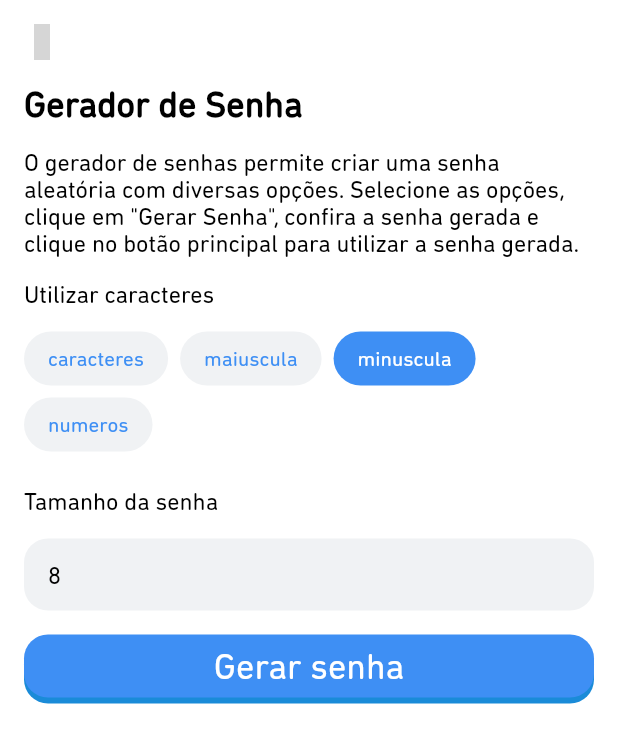
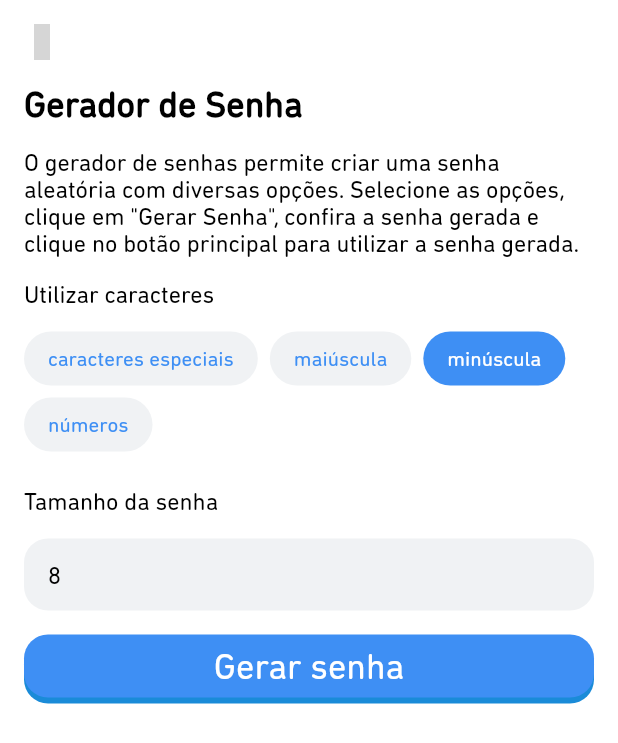
Before and after one commit to csbs1985/segura_app, a Flutter app: the GeradorSenhaModal screen opened directly with empty values, on a phone screen of 412 x 824 dp. Shown: the top 743 px of the screen. Run offline on Flutter 3.47's test engine with Material 2 defaults, Android fonts, the phone set to English and light mode, and no system bars; our stand-ins replace cloud_firestore, firebase_auth, firebase_core, firebase_ui_firestore, flutter_svg, go_router and 6 more; missing offline and left inert: favicon, skeleton_animation; accounts and stored records are empty; network calls fail; grey boxes are pictures that could not be loaded.

Commit message:
[GeradorSenhaPage] criar, página para gerar senha e copiar e usar em outros lugares

```diff
--- a/lib/class/gerador_senha_class.dart
+++ b/lib/class/gerador_senha_class.dart
@@ -9,17 +9,24 @@ class GerarSenhaModel {
 }
 
 final List<GerarSenhaModel> listaGeradorSenha = [
-  GerarSenhaModel(value: 'caracteres', texto: GerarSenhaEnum.CARACTERES.value),
-  GerarSenhaModel(value: 'maiuscula', texto: GerarSenhaEnum.MAIUSCULA.value),
-  GerarSenhaModel(value: 'minuscula', texto: GerarSenhaEnum.MINUSCULA.value),
-  GerarSenhaModel(value: 'numeros', texto: GerarSenhaEnum.NUMEROS.value),
+  GerarSenhaModel(
+      value: GerarSenhaEnum.CARACTERES.name,
+      texto: GerarSenhaEnum.CARACTERES.value),
+  GerarSenhaModel(
+      value: GerarSenhaEnum.MAIUSCULA.name,
+      texto: GerarSenhaEnum.MAIUSCULA.value),
+  GerarSenhaModel(
+      value: GerarSenhaEnum.MINUSCULA.name,
+      texto: GerarSenhaEnum.MINUSCULA.value),
+  GerarSenhaModel(
+      value: GerarSenhaEnum.NUMEROS.name, texto: GerarSenhaEnum.NUMEROS.value),
 ];
 
 enum GerarSenhaEnum {
-  CARACTERES('caracteres'),
-  MAIUSCULA('maiuscula'),
-  MINUSCULA('minuscula'),
-  NUMEROS('numeros');
+  CARACTERES('caracteres especiais'),
+  MAIUSCULA('maiúscula'),
+  MINUSCULA('minúscula'),
+  NUMEROS('números');
 
   final String value;
   const GerarSenhaEnum(this.value);
--- a/lib/class/senha_class.dart
+++ b/lib/class/senha_class.dart
@@ -1,6 +1,7 @@
 import 'dart:math';
 import 'package:favicon/favicon.dart';
 import 'package:flutter/material.dart';
+import 'package:flutter/services.dart';
 import 'package:intl/intl.dart';
 import 'package:senha_app/class/gerador_senha_class.dart';
 import 'package:senha_app/class/toast_class.dart';
@@ -64,13 +65,13 @@ class SenhaClass {
     final random = Random();
     String caracteresPermitidos = '';
 
-    if (listaSelecionado.contains(GerarSenhaEnum.CARACTERES.value))
+    if (listaSelecionado.contains(GerarSenhaEnum.CARACTERES.name))
       caracteresPermitidos += caracteres;
-    if (listaSelecionado.contains(GerarSenhaEnum.MAIUSCULA.value))
+    if (listaSelecionado.contains(GerarSenhaEnum.MAIUSCULA.name))
       caracteresPermitidos += maiuscula;
-    if (listaSelecionado.contains(GerarSenhaEnum.MINUSCULA.value))
+    if (listaSelecionado.contains(GerarSenhaEnum.MINUSCULA.name))
       caracteresPermitidos += minuscula;
-    if (listaSelecionado.contains(GerarSenhaEnum.NUMEROS.value))
+    if (listaSelecionado.contains(GerarSenhaEnum.NUMEROS.name))
       caracteresPermitidos += numeros;
 
     String senha = '';
@@ -139,7 +140,6 @@ class SenhaClass {
       for (var item in listaSenha) await _senhaFirestore.toggleSenhaFalse(item);
       Navigator.of(context).pop();
     } catch (e) {
-      print(e);
       _toastClass.abrirToast(
         context: context,
         estilo: SenhaEnum.ERRO.value,
@@ -147,4 +147,13 @@ class SenhaClass {
       );
     }
   }
+
+  void copiarSenha(BuildContext context, String texto) {
+    Clipboard.setData(ClipboardData(text: texto));
+    _toastClass.abrirToast(
+      context: context,
+      estilo: SenhaEnum.SUCESSO.value,
+      texto: SENHA_COPIADA,
+    );
+  }
 }
--- a/lib/modal/gerador_senha_modal.dart
+++ b/lib/modal/gerador_senha_modal.dart
@@ -35,7 +35,7 @@ class _GeradorSenhaModalState extends State<GeradorSenhaModal>
   String senhaGerada = "";
   String tamanho = "8";
   bool isSelecionado = true;
-  List<String> listaSelecionado = [GerarSenhaEnum.MINUSCULA.value];
+  List<String> listaSelecionado = [GerarSenhaEnum.MINUSCULA.name];
 
   final double _height = 16;
 
--- a/lib/modal/lixeira_modal.dart
+++ b/lib/modal/lixeira_modal.dart
@@ -44,7 +44,7 @@ class _LixeiraModalState extends State<LixeiraModal> {
                 children: [
                   const SubtituloText(texto: LIXEIRA),
                   const SizedBox(height: 16),
-                  const TextoText(texto: LIXEIRA_OPCOES),
+                  const TextoText(texto: RESULTADO_VAZIO),
                   const SizedBox(height: 16),
                   if (widget._idSenha != null)
                     Column(
@@ -66,6 +66,8 @@ class _LixeiraModalState extends State<LixeiraModal> {
                         const SizedBox(height: 4),
                       ],
                     ),
+                  Column(
+                    children: [
                       ModalButton(
                         texto: LIXEIRA_RESTAURAR,
                         icone: UniconsLine.history,
@@ -81,6 +83,8 @@ class _LixeiraModalState extends State<LixeiraModal> {
                       ),
                     ],
                   ),
+                ],
+              ),
             ),
           );
         });
--- a/lib/page/drawer_page.dart
+++ b/lib/page/drawer_page.dart
@@ -50,7 +50,7 @@ class _DrawerPageState extends State<DrawerPage> {
               ),
               const SizedBox(height: 4),
               ListaButton(
-                texto: SENHA_GERAR,
+                texto: SENHA_GERADOR,
                 callback: () => context.push(RoutesEnum.GERAR_SENHA.value),
               ),
               const SizedBox(height: 4),
--- a/lib/widget/padrao_selecionar_widget.dart
+++ b/lib/widget/padrao_selecionar_widget.dart
@@ -18,7 +18,7 @@ class PadraoSelecionarWidget extends StatefulWidget {
 }
 
 class _PadraoSelecionarWidgetState extends State<PadraoSelecionarWidget> {
-  List<String> listaSelecionado = [GerarSenhaEnum.MINUSCULA.value];
+  List<String> listaSelecionado = [GerarSenhaEnum.MINUSCULA.name];
 
   void _selecionarCategoria(String value) {
     setState(() {
```
Also changed, not shown: lib/page/gerar_senha_page.dart (+109 -15 lines), lib/page/lixeira_page.dart (+12 -4 lines), lib/widget/senha_item_widget.dart (+2 -12 lines). Lines whose indentation alone changed are shown as unchanged.
